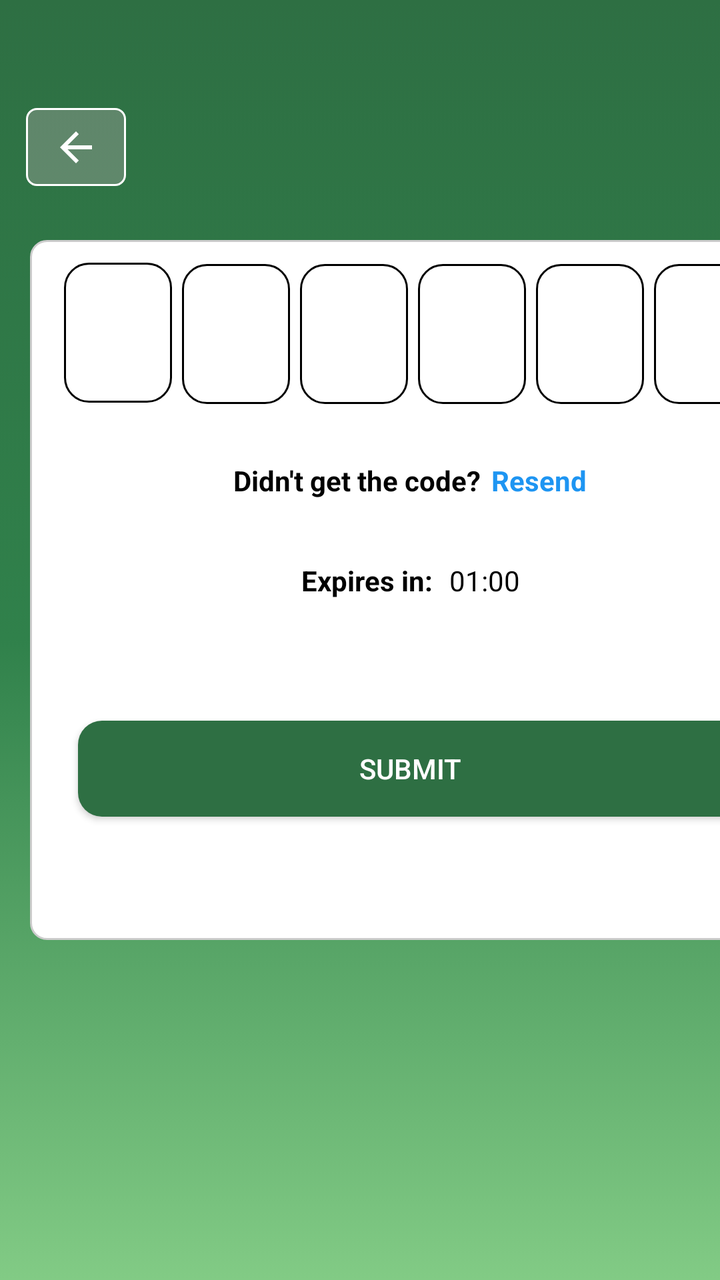
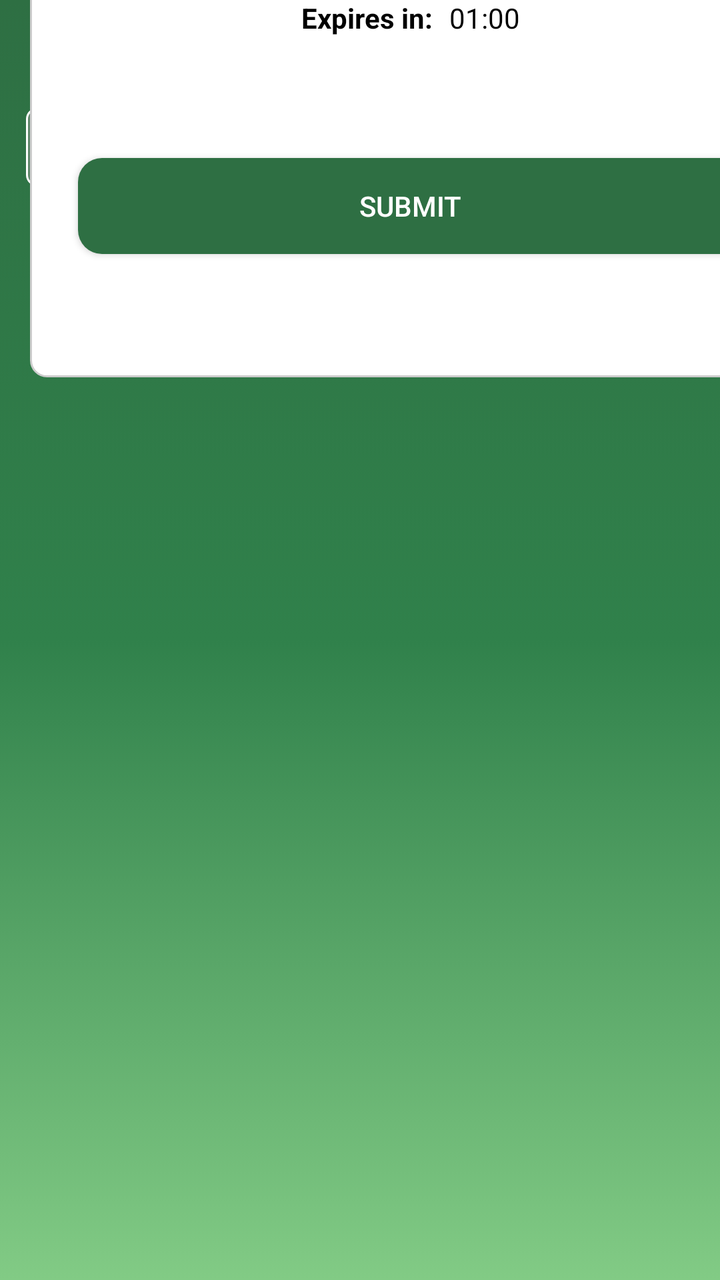

Compare the two renders of this Android layout. The source of the first and the diff that turns it into the second are given below.
<!-- AndroidManifest.xml: application theme Theme.RFID -->
<!-- res/layout/activity_everification.xml -->
<?xml version="1.0" encoding="utf-8"?>
<androidx.constraintlayout.widget.ConstraintLayout xmlns:android="http://schemas.android.com/apk/res/android"
    xmlns:app="http://schemas.android.com/apk/res-auto"
    xmlns:tools="http://schemas.android.com/tools"
    android:id="@+id/main"
    android:layout_width="match_parent"
    android:layout_height="match_parent"
    android:background="@drawable/gradient_background"
    tools:context=".e_verification">

    <ImageButton
        android:id="@+id/backButton"
        android:layout_width="50dp"
        android:layout_height="39dp"
        android:tint="@android:color/white"
        android:background="@drawable/backbtn"
        app:layout_constraintBottom_toBottomOf="parent"
        app:layout_constraintEnd_toEndOf="parent"
        app:layout_constraintHorizontal_bias="0.042"
        app:layout_constraintStart_toStartOf="parent"
        app:layout_constraintTop_toTopOf="parent"
        app:layout_constraintVertical_bias="0.09"
        app:srcCompat="?attr/homeAsUpIndicator"
        tools:ignore="UseAppTint" />

    <LinearLayout
        android:id="@+id/linearLayout2"
        android:layout_width="409dp"
        android:layout_height="221dp"
        android:layout_marginStart="1dp"
        android:layout_marginTop="1dp"
        android:layout_marginEnd="1dp"
        android:layout_marginBottom="553dp"
        android:orientation="vertical"
        app:layout_constraintBottom_toBottomOf="parent"
        app:layout_constraintEnd_toEndOf="parent"
        app:layout_constraintStart_toStartOf="parent"
        app:layout_constraintTop_toBottomOf="@+id/backButton"
        tools:ignore="MissingConstraints"
        android:gravity="center">

        <TextView
            android:id="@+id/textView12"
            android:layout_width="match_parent"
            android:layout_height="60dp"
            android:gravity="center"
            android:text="@string/Verify_text"
            android:textAlignment="center"
            android:textColor="@color/white"
            android:textSize="20sp"
            android:textStyle="bold" />

        <TextView
            android:id="@+id/textView13"
            android:layout_width="match_parent"
            android:layout_height="wrap_content"
            android:gravity="center"
            android:text="We sent you a 6 digit code to verify your email address"
            android:textColor="@color/white"
            android:textSize="10sp"
            tools:ignore="SmallSp" />

        <TextView
            android:id="@+id/textView14"
            android:layout_width="match_parent"
            android:layout_height="wrap_content"
            android:gravity="center"
            android:text="@string/Email"
            android:textColor="@color/white"
            android:textSize="10sp"
            tools:ignore="SmallSp" />

        <TextView
            android:id="@+id/textView15"
            android:layout_width="match_parent"
            android:layout_height="wrap_content"
            android:layout_marginTop="10dp"
            android:gravity="center"
            android:text="Enter in the field below."
            android:textColor="@color/white"
            android:textSize="10sp"
            tools:ignore="SmallSp" />

        <LinearLayout
            android:layout_width="300dp"
            android:layout_height="63dp"
            android:gravity="center"
            android:orientation="horizontal"
            android:paddingStart="20dp">

            <ImageView
                android:id="@+id/imageView3"
                android:layout_width="150dp"
                android:layout_height="wrap_content"
                android:layout_weight="1"
                app:srcCompat="@drawable/signin_logo" />

            <TextView
                android:id="@+id/textView16"
                android:layout_width="250dp"
                android:layout_height="wrap_content"
                android:layout_weight="1"
                android:gravity="center"
                android:text="RFID Application"
                android:textSize="15sp"
                android:textColor="@color/white"
                android:paddingStart="-80dp"/>
        </LinearLayout>
    </LinearLayout>

    <androidx.constraintlayout.widget.ConstraintLayout
        android:layout_width="380dp"
        android:layout_height="350dp"
        android:layout_marginStart="15dp"
        android:layout_marginTop="41dp"
        android:layout_marginEnd="16dp"
        android:layout_marginBottom="150dp"
        android:background="@drawable/edit_textbg"
        app:layout_constraintBottom_toBottomOf="parent"
        app:layout_constraintEnd_toEndOf="parent"
        app:layout_constraintHorizontal_bias="0.0"
        app:layout_constraintStart_toStartOf="parent"
        app:layout_constraintTop_toBottomOf="@+id/linearLayout2"
        app:layout_constraintVertical_bias="0.833">


        <LinearLayout
            android:id="@+id/linearLayout3"
            android:layout_width="354dp"
            android:layout_height="79dp"
            android:layout_marginStart="6dp"
            android:layout_marginTop="20dp"
            android:layout_marginEnd="9dp"
            android:layout_marginBottom="310dp"
            android:orientation="horizontal"
            app:layout_constraintBottom_toBottomOf="parent"
            app:layout_constraintEnd_toEndOf="parent"
            app:layout_constraintStart_toStartOf="parent"
            app:layout_constraintTop_toTopOf="parent"
            app:layout_constraintVertical_bias="0.237">

            <EditText
                android:id="@+id/editTextNumber2"
                android:layout_width="60dp"
                android:layout_height="70dp"
                android:layout_marginStart="5dp"
                android:layout_weight="1"
                android:background="@drawable/num_box_bg"
                android:ems="10"
                android:gravity="center"
                android:inputType="number"
                android:maxLength="1"
                android:textSize="20sp" />

            <EditText
                android:id="@+id/editTextNumber3"
                android:layout_width="60dp"
                android:layout_height="70dp"
                android:layout_marginStart="5dp"
                android:layout_weight="1"
                android:background="@drawable/num_box_bg"
                android:ems="10"
                android:gravity="center"
                android:inputType="number"
                android:maxLength="1" />

            <EditText
                android:id="@+id/editTextNumber4"
                android:layout_width="60dp"
                android:layout_height="70dp"
                android:layout_marginStart="5dp"
                android:layout_weight="1"
                android:background="@drawable/num_box_bg"
                android:ems="10"
                android:gravity="center"
                android:inputType="number"
                android:maxLength="1" />

            <EditText
                android:id="@+id/editTextNumber7"
                android:layout_width="60dp"
                android:layout_height="70dp"
                android:layout_marginStart="5dp"
                android:layout_weight="1"
                android:background="@drawable/num_box_bg"
                android:ems="10"
                android:gravity="center"
                android:inputType="number"
                android:maxLength="1" />

            <EditText
                android:id="@+id/editTextNumber5"
                android:layout_width="60dp"
                android:layout_height="70dp"
                android:layout_marginStart="5dp"
                android:layout_weight="1"
                android:background="@drawable/num_box_bg"
                android:ems="10"
                android:gravity="center"
                android:inputType="number"
                android:maxLength="1" />

            <EditText
                android:id="@+id/editTextNumber6"
                android:layout_width="60dp"
                android:layout_height="70dp"
                android:layout_marginStart="5dp"
                android:layout_weight="1"
                android:background="@drawable/num_box_bg"
                android:ems="10"
                android:gravity="center"
                android:inputType="number"
                android:maxLength="1" />

        </LinearLayout>

        <LinearLayout
            android:id="@+id/linearLayout4"
            android:layout_width="354dp"
            android:layout_height="40dp"
            android:layout_marginStart="14dp"
            android:layout_marginTop="10dp"
            android:layout_marginEnd="14dp"
            android:gravity="center"
            android:orientation="horizontal"
            app:layout_constraintEnd_toEndOf="parent"
            app:layout_constraintStart_toStartOf="parent"
            app:layout_constraintTop_toBottomOf="@+id/linearLayout3">

            <TextView
                android:id="@+id/textView17"
                android:layout_width="wrap_content"
                android:layout_height="wrap_content"
                android:text="Didn't get the code?"
                android:textColor="@color/black"
                android:textStyle="bold" />

            <TextView
                android:id="@+id/textView18"
                android:layout_width="wrap_content"
                android:layout_height="wrap_content"
                android:layout_marginStart="5dp"
                android:text="Resend"
                android:textColor="@color/blue"
                android:textStyle="bold" />
        </LinearLayout>

        <LinearLayout
            android:id="@+id/linearLayout5"
            android:layout_width="357dp"
            android:layout_height="40dp"
            android:layout_marginStart="12dp"
            android:layout_marginTop="10dp"
            android:layout_marginEnd="12dp"
            android:gravity="center"
            android:orientation="horizontal"
            app:layout_constraintEnd_toEndOf="parent"
            app:layout_constraintStart_toStartOf="parent"
            app:layout_constraintTop_toBottomOf="@+id/linearLayout4">

            <TextView
                android:id="@+id/textView19"
                android:layout_width="wrap_content"
                android:layout_height="wrap_content"
                android:text="Expires in: "
                android:textColor="@color/black"
                android:textStyle="bold" />

            <TextView
                android:id="@+id/textCountdown"
                android:layout_width="wrap_content"
                android:layout_height="wrap_content"
                android:layout_marginStart="5dp"
                android:text="01:00"
                android:textColor="@color/black" />
        </LinearLayout>

        <Button
            android:id="@+id/verifying_button"
            android:layout_width="match_parent"
            android:layout_height="wrap_content"
            android:layout_marginStart="12dp"
            android:layout_marginTop="50dp"
            android:layout_marginEnd="12dp"
            android:background="@drawable/button_style"
            android:text="Submit"
            android:textColor="@color/white"
            app:layout_constraintEnd_toEndOf="parent"
            app:layout_constraintStart_toStartOf="parent"
            app:layout_constraintTop_toBottomOf="@+id/linearLayout5" />

    </androidx.constraintlayout.widget.ConstraintLayout>

</androidx.constraintlayout.widget.ConstraintLayout>
<!-- resources referenced by this layout -->
<resources>
  <color name="black">#FF000000</color>
  <color name="blue">#1E95F2</color>
  <color name="white">#FFFFFFFF</color>
  <!-- drawable backbtn (drawable) -->
  <?xml version="1.0" encoding="utf-8"?>
  <selector xmlns:android="http://schemas.android.com/apk/res/android">
      <item>
          <shape>
              <solid android:color="#62AFA7A7"/>
              <stroke android:color="@color/white"
                  android:width="3px"/>
              <corners android:radius="15px"/>
          </shape>
      </item>
  </selector>
  <!-- drawable button_style (drawable) -->
  <?xml version="1.0" encoding="utf-8"?>
  <selector xmlns:android="http://schemas.android.com/apk/res/android">
      <item>
          <shape>
              <solid android:color="@color/green"/>
              <corners android:radius="12dp"/>
          </shape>
      </item>
  </selector>
  <!-- drawable edit_textbg (drawable) -->
  <?xml version="1.0" encoding="utf-8"?>
  <selector xmlns:android="http://schemas.android.com/apk/res/android">
  
      <item>
      <shape>
              <solid android:color="#FFFFFF" />
              <stroke
                  android:width="1dp"
                  android:color="#CCCCCC" />
  
              <corners android:radius="8dp" />
  
              <padding
                  android:left="12dp"
                  android:top="10dp"
                  android:right="12dp"
                  android:bottom="10dp" />
          </shape>
  </item>
  
  </selector>
  <!-- drawable gradient_background (drawable) -->
  <?xml version="1.0" encoding="utf-8"?>
  <selector xmlns:android="http://schemas.android.com/apk/res/android">
      <item>
          <shape>
              <gradient
                  android:angle="15"
                  android:startColor="#2E6F43"
                  android:centerColor="#30814B"
                  android:endColor="#82CB85"
                  android:type="linear"
                  />
          </shape>
      </item>
  
  </selector>
  <!-- drawable num_box_bg (drawable) -->
  <?xml version="1.0" encoding="utf-8"?>
  <selector xmlns:android="http://schemas.android.com/apk/res/android">
      <item>
          <shape>
              <solid android:color="#FFFFFFFF" />
              <stroke
                  android:width="1dp"
                  android:color="#FF000000" />
  
              <corners android:radius="12dp" />
          </shape>
      </item>
  
  </selector>
  <!-- drawable signin_logo: png bitmap (drawable, 47190 bytes) -->
  <string name="Email">(sample@gmail.com)</string>
  <string name="Verify_text">Verify your email address.</string>
  <style name="Theme.RFID" parent="Base.Theme.RFID" />
  <color name="green">#2E6F43</color>
  <style name="Base.Theme.RFID" parent="Theme.AppCompat.Light.NoActionBar">
          
          
      </style>
</resources>

<!-- the commit's change to res/layout/activity_everification.xml (unified diff, before → after) -->
@@ -26,18 +26,26 @@
     <LinearLayout
         android:id="@+id/linearLayout2"
         android:layout_width="409dp"
-        android:layout_height="221dp"
+        android:layout_height="300dp"
         android:layout_marginStart="1dp"
         android:layout_marginTop="1dp"
         android:layout_marginEnd="1dp"
         android:layout_marginBottom="553dp"
+        android:gravity="center"
         android:orientation="vertical"
         app:layout_constraintBottom_toBottomOf="parent"
         app:layout_constraintEnd_toEndOf="parent"
+        app:layout_constraintHorizontal_bias="0.0"
         app:layout_constraintStart_toStartOf="parent"
         app:layout_constraintTop_toBottomOf="@+id/backButton"
-        tools:ignore="MissingConstraints"
-        android:gravity="center">
+        app:layout_constraintVertical_bias="0.012"
+        tools:ignore="MissingConstraints">
+
+        <ImageView
+            android:id="@+id/imageView4"
+            android:layout_width="100dp"
+            android:layout_height="100dp"
+            app:srcCompat="@drawable/email_icon" />
 
         <TextView
             android:id="@+id/textView12"
@@ -101,10 +109,10 @@
                 android:layout_height="wrap_content"
                 android:layout_weight="1"
                 android:gravity="center"
+                android:paddingStart="-80dp"
                 android:text="RFID Application"
-                android:textSize="15sp"
                 android:textColor="@color/white"
-                android:paddingStart="-80dp"/>
+                android:textSize="15sp" />
         </LinearLayout>
     </LinearLayout>
 
@@ -121,7 +129,7 @@
         app:layout_constraintHorizontal_bias="0.0"
         app:layout_constraintStart_toStartOf="parent"
         app:layout_constraintTop_toBottomOf="@+id/linearLayout2"
-        app:layout_constraintVertical_bias="0.833">
+        app:layout_constraintVertical_bias="0.0">
 
 
         <LinearLayout
<!-- resource entries referenced after the edit -->
@@ -47,6 +47,7 @@
   </item>
   
   </selector>
+  <!-- drawable email_icon: png bitmap (drawable, 2831 bytes) -->
   <!-- drawable gradient_background (drawable) -->
   <?xml version="1.0" encoding="utf-8"?>
   <selector xmlns:android="http://schemas.android.com/apk/res/android">
